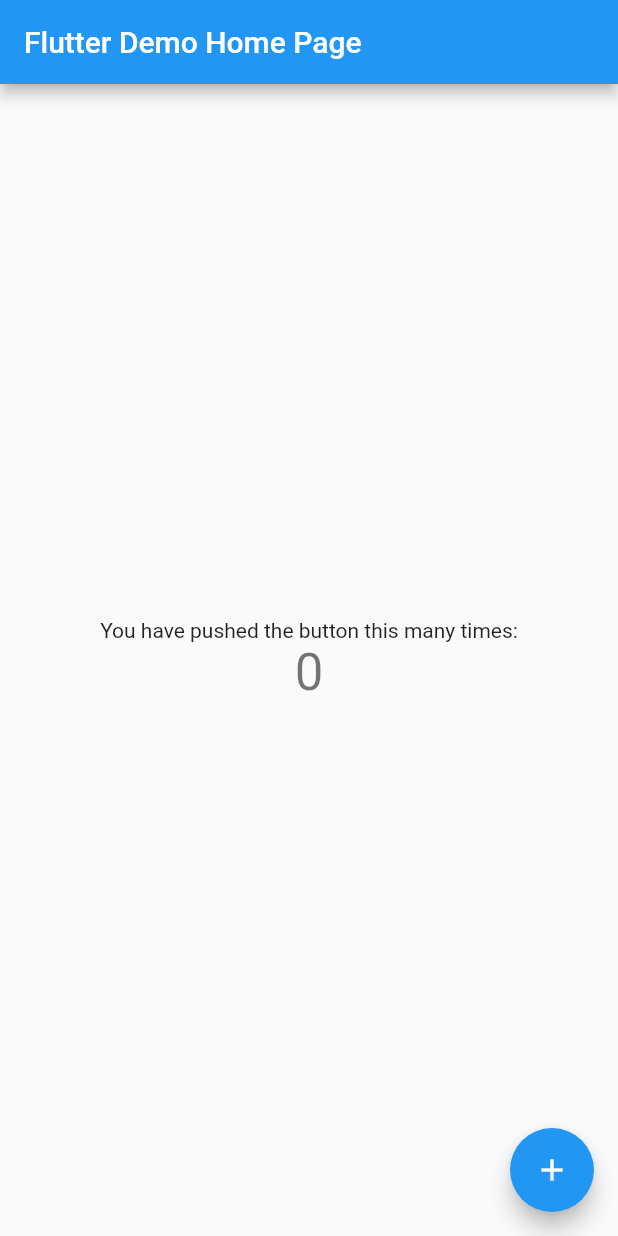
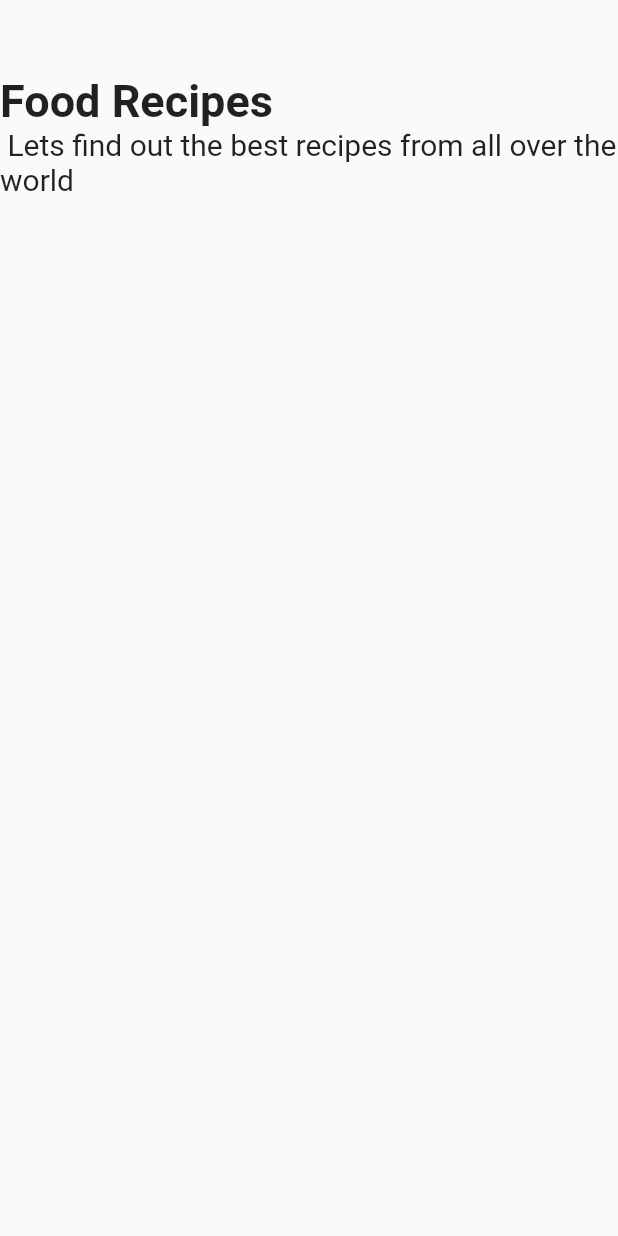
Before and after one commit to lostidol355/recipely-the-recipe-app, a Flutter app: the screen it shows after launch, on a phone screen of 412 x 824 dp. Run offline on Flutter 3.47's test engine with Material 2 defaults, Android fonts, the phone set to English and light mode, and no system bars.

Commit message:
custom widget made

```diff
--- a/lib/main.dart
+++ b/lib/main.dart
@@ -1,3 +1,4 @@
+import 'package:cfc_dang_flutter_day3_recipe_app/screens/home_screen.dart';
 import 'package:flutter/material.dart';
 
 void main() {
@@ -24,92 +25,7 @@
         // is not restarted.
         primarySwatch: Colors.blue,
       ),
-      home: const MyHomePage(title: 'Flutter Demo Home Page'),
+      home: HomeScreen(),
     );
   }
 }
-
-class MyHomePage extends StatefulWidget {
-  const MyHomePage({super.key, required this.title});
-
-  // This widget is the home page of your application. It is stateful, meaning
-  // that it has a State object (defined below) that contains fields that affect
-  // how it looks.
-
-  // This class is the configuration for the state. It holds the values (in this
-  // case the title) provided by the parent (in this case the App widget) and
-  // used by the build method of the State. Fields in a Widget subclass are
-  // always marked "final".
-
-  final String title;
-
-  @override
-  State<MyHomePage> createState() => _MyHomePageState();
-}
-
-class _MyHomePageState extends State<MyHomePage> {
-  int _counter = 0;
-
-  void _incrementCounter() {
-    setState(() {
-      // This call to setState tells the Flutter framework that something has
-      // changed in this State, which causes it to rerun the build method below
-      // so that the display can reflect the updated values. If we changed
-      // _counter without calling setState(), then the build method would not be
-      // called again, and so nothing would appear to happen.
-      _counter++;
-    });
-  }
-
-  @override
-  Widget build(BuildContext context) {
-    // This method is rerun every time setState is called, for instance as done
-    // by the _incrementCounter method above.
-    //
-    // The Flutter framework has been optimized to make rerunning build methods
-    // fast, so that you can just rebuild anything that needs updating rather
-    // than having to individually change instances of widgets.
-    return Scaffold(
-      appBar: AppBar(
-        // Here we take the value from the MyHomePage object that was created by
-        // the App.build method, and use it to set our appbar title.
-        title: Text(widget.title),
-      ),
-      body: Center(
-        // Center is a layout widget. It takes a single child and positions it
-        // in the middle of the parent.
-        child: Column(
-          // Column is also a layout widget. It takes a list of children and
-          // arranges them vertically. By default, it sizes itself to fit its
-          // children horizontally, and tries to be as tall as its parent.
-          //
-          // Invoke "debug painting" (press "p" in the console, choose the
-          // "Toggle Debug Paint" action from the Flutter Inspector in Android
-          // Studio, or the "Toggle Debug Paint" command in Visual Studio Code)
-          // to see the wireframe for each widget.
-          //
-          // Column has various properties to control how it sizes itself and
-          // how it positions its children. Here we use mainAxisAlignment to
-          // center the children vertically; the main axis here is the vertical
-          // axis because Columns are vertical (the cross axis would be
-          // horizontal).
-          mainAxisAlignment: MainAxisAlignment.center,
-          children: <Widget>[
-            const Text(
-              'You have pushed the button this many times:',
-            ),
-            Text(
-              '$_counter',
-              style: Theme.of(context).textTheme.headlineMedium,
-            ),
-          ],
-        ),
-      ),
-      floatingActionButton: FloatingActionButton(
-        onPressed: _incrementCounter,
-        tooltip: 'Increment',
-        child: const Icon(Icons.add),
-      ), // This trailing comma makes auto-formatting nicer for build methods.
-    );
-  }
-}
--- /dev/null
+++ b/lib/screens/home_screen.dart
@@ -0,0 +1,31 @@
+import 'package:cfc_dang_flutter_day3_recipe_app/widgets/headin_text.dart';
+import 'package:flutter/material.dart';
+
+class HomeScreen extends StatelessWidget {
+  const HomeScreen({super.key});
+
+  @override
+  Widget build(BuildContext context) {
+    return Scaffold(
+      body: Stack(
+        children: [
+          // Scrollable Container
+
+          ListView(
+            children: [
+              SizedBox(
+                height: 50,
+              ),
+              HeadingText(
+                title: "Food Recipes",
+                subtitle:
+                    " Lets find out the best recipes from all over the world",
+              )
+            ],
+          )
+          // Gear Icon
+        ],
+      ),
+    );
+  }
+}
--- /dev/null
+++ b/lib/widgets/headin_text.dart
@@ -0,0 +1,24 @@
+import 'package:flutter/material.dart';
+
+class HeadingText extends StatelessWidget {
+  final String title;
+  final String subtitle;
+  const HeadingText({super.key, required this.title, required this.subtitle});
+
+  @override
+  Widget build(BuildContext context) {
+    return Column(
+      crossAxisAlignment: CrossAxisAlignment.start,
+      children: [
+        Text(
+          title,
+          style: TextStyle(fontWeight: FontWeight.bold, fontSize: 30),
+        ),
+        Text(
+         subtitle,
+          style: TextStyle(fontSize: 20),
+        )
+      ],
+    );
+  }
+}
--- a/pubspec.yaml
+++ b/pubspec.yaml
@@ -59,8 +59,8 @@
   uses-material-design: true
 
   # To add assets to your application, add an assets section, like this:
-  # assets:
-  #   - images/a_dot_burr.jpeg
+  assets:
+    - assets/images/
   #   - images/a_dot_ham.jpeg
 
   # An image asset can refer to one or more resolution-specific "variants", see
```
